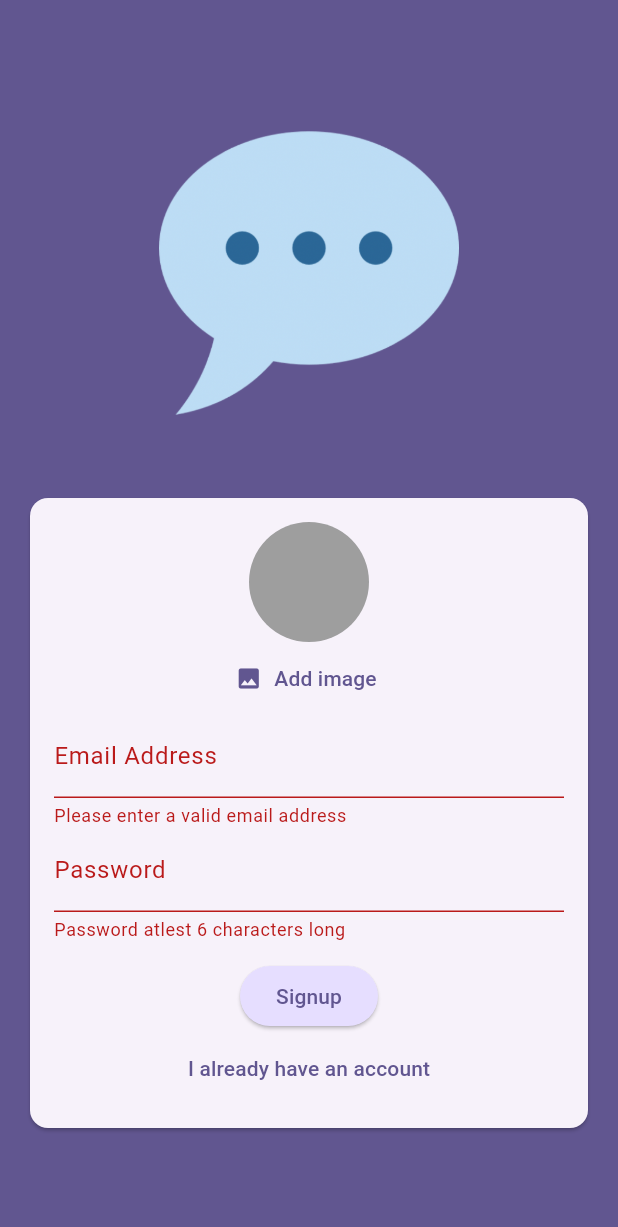
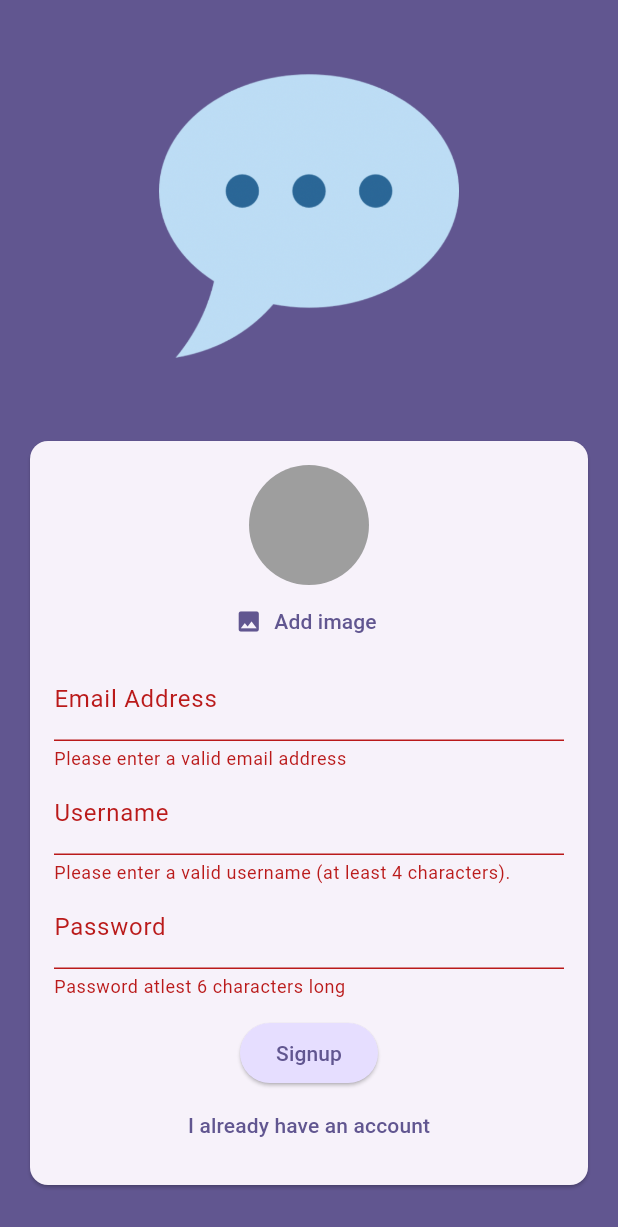
Before and after one commit to sachinsebastian1212/flutter_chat_app, a Flutter app: the screen it shows after launch, after a tap on "Login", after a tap on "Create an account", after a tap on "Signup", on a phone screen of 412 x 824 dp. Shown: the top 1227 px of the screen. Run offline on Flutter 3.47's test engine with Material 3 defaults, Android fonts, the phone set to English and light mode, and no system bars; our stand-ins replace cloud_firestore, firebase_auth, firebase_core, image_picker; accounts and stored records are empty.

Commit message:
setting username

```diff
--- a/lib/screens/auth.dart
+++ b/lib/screens/auth.dart
@@ -18,6 +18,7 @@ class _AuthScreenState extends State<AuthScreen> {
   var _isLogin = true;
   var _enteredEmail = '';
   var _enteredPassword = '';
+  var _enteredUsername = '';
   File? _selectedImage;
 
   final _form = GlobalKey<FormState>();
@@ -44,7 +45,7 @@ class _AuthScreenState extends State<AuthScreen> {
             .collection('users')
             .doc(userCredentials.user!.uid)
             .set({
-          'username': 'to be done',
+          'username': _enteredUsername,
           'email': _enteredEmail,
         });
       }
@@ -103,6 +104,23 @@ class _AuthScreenState extends State<AuthScreen> {
                               },
                               onSaved: (newValue) => _enteredEmail = newValue!,
                             ),
+                            if (!_isLogin)
+                              TextFormField(
+                                decoration: const InputDecoration(
+                                    labelText: 'Username'),
+                                enableSuggestions: false,
+                                validator: (value) {
+                                  if (value == null ||
+                                      value.isEmpty ||
+                                      value.trim().length < 4) {
+                                    return 'Please enter a valid username (at least 4 characters).';
+                                  }
+                                  return null;
+                                },
+                                onSaved: (newValue) {
+                                  _enteredUsername = newValue!;
+                                },
+                              ),
                             TextFormField(
                               decoration:
                                   const InputDecoration(labelText: 'Password'),
```
